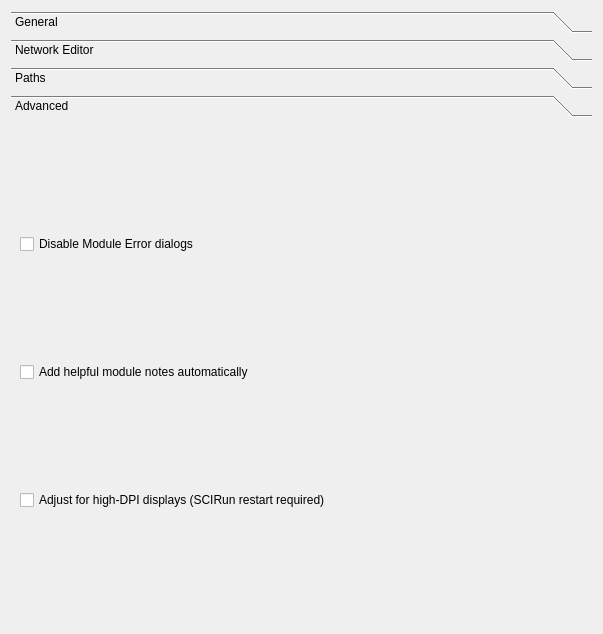
Old version of the form src/Interface/Application/Preferences.ui in the repository SCIInstitute/SCIRun.
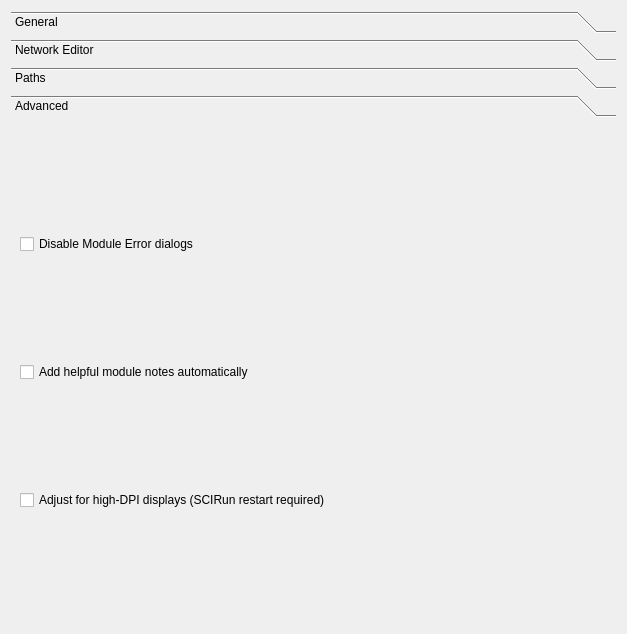
New version of the form.

```diff
--- a/src/Interface/Application/Preferences.ui
+++ b/src/Interface/Application/Preferences.ui
@@ -6,7 +6,7 @@
    <rect>
     <x>0</x>
     <y>0</y>
-    <width>603</width>
+    <width>627</width>
     <height>634</height>
    </rect>
   </property>
@@ -18,7 +18,7 @@
   </property>
   <property name="minimumSize">
    <size>
-    <width>603</width>
+    <width>627</width>
     <height>634</height>
    </size>
   </property>
@@ -451,8 +451,8 @@
        <rect>
         <x>0</x>
         <y>0</y>
-        <width>587</width>
-        <height>384</height>
+        <width>591</width>
+        <height>418</height>
        </rect>
       </property>
       <attribute name="label">
```
Left out of the diff: 6 changed lines with no effect on the pictures.
